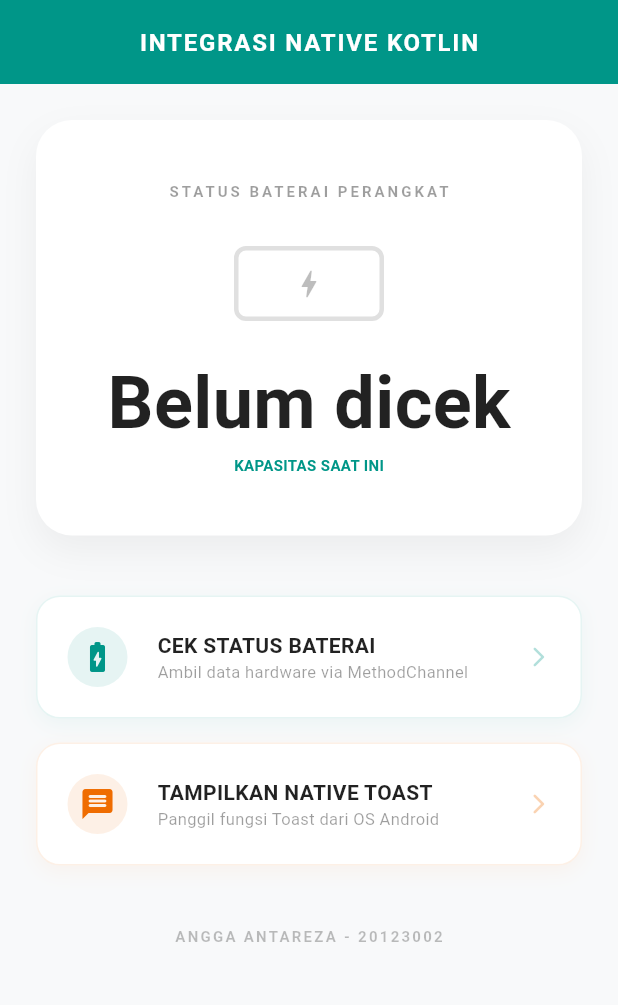
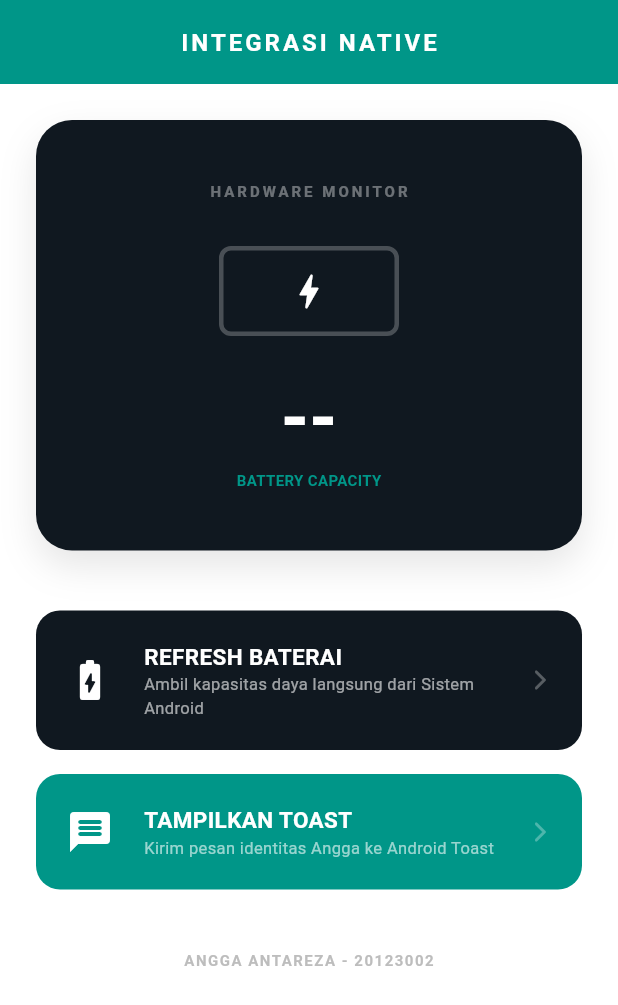
Before and after one commit to angga-antrz/angga-ETS-MobileProgrammingLanjut, a Flutter app: the NativePage screen opened by its route, on a phone screen of 412 x 824 dp. Shown: the top 1005 px of the screen. Run offline on Flutter 3.47's test engine with Material 3 defaults, Android fonts, the phone set to English and light mode, and no system bars; our stand-ins replace dio, equatable, flutter_bloc, get_it, go_router, isar and 1 more; accounts and stored records are empty; generated files the repository leaves out were written again; network calls fail.

Commit message:
cleaning error and bug

```diff
--- a/lib/features/native/presentation/pages/native_page.dart
+++ b/lib/features/native/presentation/pages/native_page.dart
@@ -9,16 +9,15 @@ class NativePage extends StatefulWidget {
 }
 
 class _NativePageState extends State<NativePage> {
-  // SINKRONISASI: Nama channel ini harus sama persis dengan yang ada di MainActivity.kt [cite: 1035, 1128]
+  // SINKRONISASI: Harus sama persis dengan yang ada di MainActivity.kt
   static const platform = MethodChannel('utd.ac.id/native_jembatan');
 
-  String _batteryDisplay = 'Belum dicek';
+  String _batteryDisplay = '--';
   int _batteryRawValue = 0;
 
-  // 1. Fungsi mengambil data baterai dari sisi Native Kotlin [cite: 1039, 1134]
+  // 1. Fungsi mengambil data baterai dari Sistem Android (Kotlin)
   Future<void> _getBatteryLevel() async {
     try {
-      // Memanggil fungsi 'getBatteryLevel' di Kotlin [cite: 1043, 1135]
       final int result = await platform.invokeMethod('getBatteryLevel');
       setState(() {
         _batteryRawValue = result;
@@ -26,34 +25,35 @@ class _NativePageState extends State<NativePage> {
       });
     } on PlatformException catch (e) {
       setState(() {
-        _batteryDisplay = "Gagal";
+        _batteryDisplay = "Err";
       });
-      debugPrint("Gagal membaca baterai: '${e.message}'.");
+      debugPrint("Gagal mengambil baterai Angga: '${e.message}'.");
     }
   }
 
-  // 2. Fungsi memunculkan Toast melalui OS Android asli [cite: 1052, 1143]
+  // 2. Fungsi memunculkan Toast Native melalui Android OS
   Future<void> _showNativeToast() async {
     try {
-      // Mengirim data identitas Angga ke Kotlin untuk ditampilkan sebagai Toast [cite: 1055, 1147]
+      // Mengirim identitas Angga Antareza ke sistem Android
       await platform.invokeMethod('showToast', {
-        "pesan": "Angga Antareza (20123002) - Native Toast Berhasil!"
+        "message": "Halo Pak, Saya Angga Antareza (20123002)! Native Toast Berhasil."
       });
     } on PlatformException catch (e) {
-      debugPrint("Gagal memanggil Toast Native: $e");
+      debugPrint("Gagal memanggil Toast Angga: $e");
     }
   }
 
   @override
   Widget build(BuildContext context) {
-    const Color primaryColor = Colors.teal; // Konsisten dengan AppTheme Angga
+    const Color primaryColor = Colors.teal; // Konsistensi dengan UTD Store Angga
+    const Color darkColor = Color(0xFF101820);
 
     return Scaffold(
-      backgroundColor: const Color(0xFFF8F9FA),
+      backgroundColor: Colors.white,
       appBar: AppBar(
         title: const Text(
-          'INTEGRASI NATIVE KOTLIN',
-          style: TextStyle(fontWeight: FontWeight.bold, letterSpacing: 1.2, fontSize: 16),
+          'INTEGRASI NATIVE',
+          style: TextStyle(fontWeight: FontWeight.bold, letterSpacing: 2, fontSize: 16),
         ),
         backgroundColor: primaryColor,
         foregroundColor: Colors.white,
@@ -64,33 +64,33 @@ class _NativePageState extends State<NativePage> {
         padding: const EdgeInsets.all(24),
         child: Column(
           children: [
-            // Panel Informasi Baterai
+            // Bagian Visual Baterai Kustom (Ciri Khas Angga)
             Container(
               width: double.infinity,
               padding: const EdgeInsets.symmetric(vertical: 40),
               decoration: BoxDecoration(
-                color: Colors.white,
+                color: darkColor,
                 borderRadius: BorderRadius.circular(24),
                 boxShadow: [
-                  BoxShadow(color: Colors.black.withValues(alpha:0.05), blurRadius: 20, offset: const Offset(0, 10))
+                  BoxShadow(color: Colors.black.withValues(alpha:0.1), blurRadius: 20, offset: const Offset(0, 10))
                 ],
               ),
               child: Column(
                 children: [
                   const Text(
-                    "STATUS BATERAI PERANGKAT",
-                    style: TextStyle(color: Colors.black38, fontSize: 10, fontWeight: FontWeight.bold, letterSpacing: 2),
+                    "HARDWARE MONITOR",
+                    style: TextStyle(color: Colors.white38, fontSize: 10, fontWeight: FontWeight.bold, letterSpacing: 2),
                   ),
                   const SizedBox(height: 30),
-                  // Visualisasi Baterai Kustom
+                  // Visual Baterai Dinamis
                   _buildBatteryIcon(primaryColor),
                   const SizedBox(height: 20),
                   Text(
                     _batteryDisplay,
-                    style: const TextStyle(color: Colors.black87, fontSize: 48, fontWeight: FontWeight.bold),
+                    style: const TextStyle(color: Colors.white, fontSize: 48, fontWeight: FontWeight.bold),
                   ),
                   const Text(
-                    "KAPASITAS SAAT INI",
+                    "BATTERY CAPACITY",
                     style: TextStyle(color: primaryColor, fontSize: 10, fontWeight: FontWeight.bold),
                   ),
                 ],
@@ -99,29 +99,30 @@ class _NativePageState extends State<NativePage> {
 
             const SizedBox(height: 40),
 
-            // Menu Tombol Aksi Native
+            // Tombol Aksi Native
             _buildNativeActionCard(
-              title: "CEK STATUS BATERAI",
-              subtitle: "Ambil data hardware via MethodChannel",
+              title: "REFRESH BATERAI",
+              subtitle: "Ambil kapasitas daya langsung dari Sistem Android",
               icon: Icons.battery_charging_full_rounded,
-              color: primaryColor,
+              color: darkColor,
               onTap: _getBatteryLevel,
             ),
 
             const SizedBox(height: 16),
 
             _buildNativeActionCard(
-              title: "TAMPILKAN NATIVE TOAST",
-              subtitle: "Panggil fungsi Toast dari OS Android",
+              title: "TAMPILKAN TOAST",
+              subtitle: "Kirim pesan identitas Angga ke Android Toast",
               icon: Icons.message_rounded,
-              color: Colors.orange.shade800,
+              color: primaryColor,
+              textColor: Colors.white,
               onTap: _showNativeToast,
             ),
 
             const SizedBox(height: 40),
-            const Text(
+            Text(
               "ANGGA ANTAREZA - 20123002",
-              style: TextStyle(color: Colors.black26, fontSize: 10, fontWeight: FontWeight.bold, letterSpacing: 1.5),
+              style: TextStyle(color: Colors.grey.shade400, fontSize: 10, fontWeight: FontWeight.bold, letterSpacing: 1),
             ),
           ],
         ),
@@ -129,32 +130,34 @@ class _NativePageState extends State<NativePage> {
     );
   }
 
-  // Widget Baterai Kustom yang Reaktif
+  // Widget untuk menggambar Baterai Kustom
   Widget _buildBatteryIcon(Color color) {
     return Container(
-      width: 100,
-      height: 50,
+      width: 120,
+      height: 60,
       decoration: BoxDecoration(
-        border: Border.all(color: Colors.black12, width: 3),
+        border: Border.all(color: Colors.white24, width: 3),
         borderRadius: BorderRadius.circular(8),
       ),
-      padding: const EdgeInsets.all(3),
+      padding: const EdgeInsets.all(4),
       child: Stack(
         children: [
+          // Indikator Isi Baterai (Merespon Nilai Raw)
           FractionallySizedBox(
             widthFactor: _batteryRawValue / 100,
             child: Container(
               decoration: BoxDecoration(
-                color: _batteryRawValue < 20 ? Colors.red : color,
+                color: color,
                 borderRadius: BorderRadius.circular(2),
               ),
             ),
           ),
-          Center(
+          // Ikon Petir (Indikator Hardware)
+          const Center(
             child: Icon(
               Icons.bolt_rounded,
-              color: _batteryRawValue > 50 ? Colors.white : Colors.black26,
-              size: 24,
+              color: Colors.white,
+              size: 30,
             ),
           )
         ],
@@ -162,50 +165,44 @@ class _NativePageState extends State<NativePage> {
     );
   }
 
-  // Widget Kartu Menu Aksi
+  // Widget untuk Kartu Aksi Native
   Widget _buildNativeActionCard({
     required String title,
     required String subtitle,
     required IconData icon,
     required Color color,
+    Color textColor = Colors.white,
     required VoidCallback onTap,
   }) {
-    return InkWell(
+    return GestureDetector(
       onTap: onTap,
-      borderRadius: BorderRadius.circular(16),
       child: Container(
         width: double.infinity,
         padding: const EdgeInsets.all(20),
         decoration: BoxDecoration(
-          color: Colors.white,
+          color: color,
           borderRadius: BorderRadius.circular(16),
-          border: Border.all(color: color.withValues( alpha:0.1)),
-          boxShadow: [
-            BoxShadow(color: color.withValues(alpha:0.05), blurRadius: 10, offset: const Offset(0, 4))
-          ]
         ),
         child: Row(
           children: [
-            CircleAvatar(
-              backgroundColor: color.withValues(alpha:0.1),
-              child: Icon(icon, color: color, size: 24),
-            ),
+            Icon(icon, color: textColor, size: 32),
             const SizedBox(width: 20),
-            Column(
+            Expanded(
+              child: Column(
                 crossAxisAlignment: CrossAxisAlignment.start,
                 children: [
                   Text(
                     title,
-                  style: const TextStyle(color: Colors.black87, fontWeight: FontWeight.bold, fontSize: 14),
+                    style: TextStyle(color: textColor, fontWeight: FontWeight.bold, fontSize: 15),
                   ),
                   Text(
                     subtitle,
-                  style: const TextStyle(color: Colors.black38, fontSize: 11),
+                    style: TextStyle(color: textColor.withValues(alpha:0.6), fontSize: 11),
                   ),
                 ],
               ),
-            const Spacer(),
-            Icon(Icons.arrow_forward_ios_rounded, color: color.withValues(alpha: 0.3), size: 16),
+            ),
+            Icon(Icons.arrow_forward_ios_rounded, color: textColor.withValues(alpha : 0.3), size: 16),
           ],
         ),
       ),
```
Also changed, not shown: 1 other file. Lines whose indentation alone changed are shown as unchanged.
